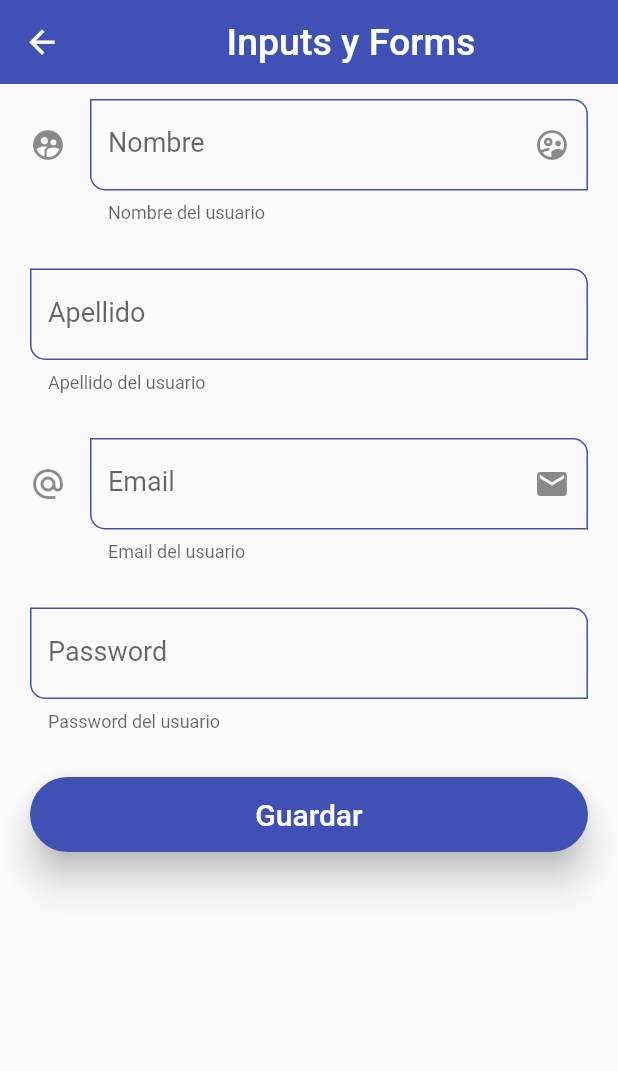
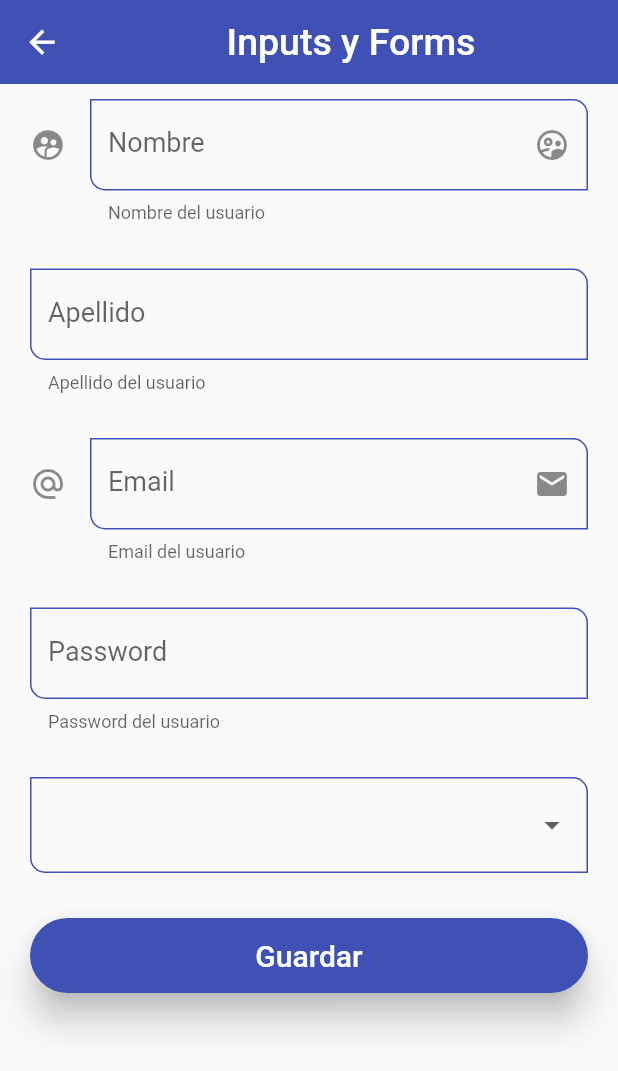
Before and after one commit to chicho69-cesar/flutter-components-app, a Flutter app: the InputsScreen screen opened by its route, on a phone screen of 412 x 824 dp. Shown: the top 1071 px of the screen. Run offline on Flutter 3.47's test engine with Material 2 defaults, Android fonts, the phone set to English and light mode, and no system bars.

Commit message:
DropDownButton added to Form Inputs

```diff
--- a/lib/screens/inputs_screen.dart
+++ b/lib/screens/inputs_screen.dart
@@ -35,7 +35,9 @@ class InputsScreen extends StatelessWidget {
             key: myFormKey, // Guardamos la key del formulario
             child: Column(
               children: [
-                const CustomInputField(
+                CustomInputField(
+                  formProperty: 'first_name',
+                  formValues: formValues,
                   hinText: 'Nombre...',
                   labelText: 'Nombre',
                   helperText: 'Nombre del usuario',
@@ -45,7 +47,9 @@ class InputsScreen extends StatelessWidget {
 
                 const SizedBox(height: 30),
 
-                const CustomInputField(
+                CustomInputField(
+                  formProperty: 'last_name',
+                  formValues: formValues,
                   hinText: 'Apellido...',
                   labelText: 'Apellido',
                   helperText: 'Apellido del usuario',
@@ -53,7 +57,9 @@ class InputsScreen extends StatelessWidget {
 
                 const SizedBox(height: 30),
 
-                const CustomInputField(
+                CustomInputField(
+                  formProperty: 'email',
+                  formValues: formValues,
                   hinText: 'Email...',
                   labelText: 'Email',
                   helperText: 'Email del usuario',
@@ -64,11 +70,27 @@ class InputsScreen extends StatelessWidget {
 
                 const SizedBox(height: 30),
 
-                const CustomInputField(
+                CustomInputField(
+                  formProperty: 'password',
+                  formValues: formValues,
                   hinText: 'Password...',
                   labelText: 'Password',
                   helperText: 'Password del usuario',
                   obscureText: true,
+                ),
+
+                const SizedBox(height: 30),
+
+                DropdownButtonFormField<String>(
+                  items: const [
+                    DropdownMenuItem( value: 'Admin', child: Text('Admin', style: TextStyle(fontSize: 18))),
+                    DropdownMenuItem( value: 'Superuser', child: Text('Superuser', style: TextStyle(fontSize: 18))),
+                    DropdownMenuItem( value: 'Developer', child: Text('Developer', style: TextStyle(fontSize: 18))),
+                    DropdownMenuItem( value: 'Jr. Developer', child: Text('Jr. Developer', style: TextStyle(fontSize: 18))),
+                  ],
+                  onChanged: ((value) {
+                    formValues['role'] = value ?? 'Jr. Developer';
+                  })
                 ),
 
                 const SizedBox(height: 30),
--- a/lib/widgets/custom_input_field.dart
+++ b/lib/widgets/custom_input_field.dart
@@ -5,6 +5,7 @@ class CustomInputField extends StatelessWidget {
     Key? key, this.hinText, this.labelText,
     this.helperText, this.icon, this.suffixIcon,
     this.textInputType, this.obscureText = false,
+    required this.formProperty, required this.formValues,
   }) : super(key: key);
 
   final String? hinText;
@@ -15,6 +16,9 @@ class CustomInputField extends StatelessWidget {
   final TextInputType? textInputType;
   final bool obscureText;
 
+  final String formProperty;
+  final Map<String, String> formValues;
+
   @override
   Widget build(BuildContext context) {
     return TextFormField(
@@ -24,9 +28,7 @@ class CustomInputField extends StatelessWidget {
       keyboardType: textInputType,
       obscureText: obscureText,
       style: const TextStyle(fontSize: 18),
-      onChanged: (value) {
-        print('Value: $value');
-      },
+      onChanged: (value) => formValues[formProperty] = value,
       validator: (value) {
         if (value == null) return 'Este campo es requerido';
         return value.length < 3 ? 'Se requieren minimo 3 letras' : null;
```
